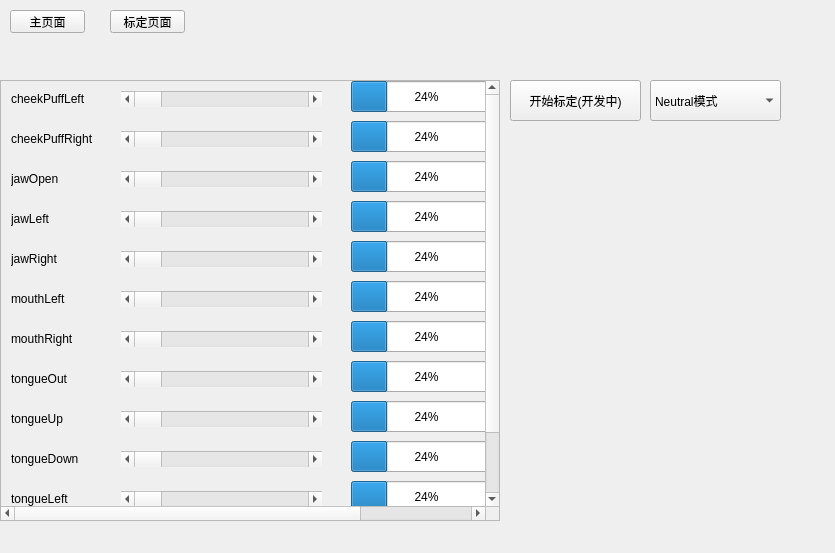
First picture: the form in ui/main_window.ui, repository paper-tei/paper_tracker, before the edit.
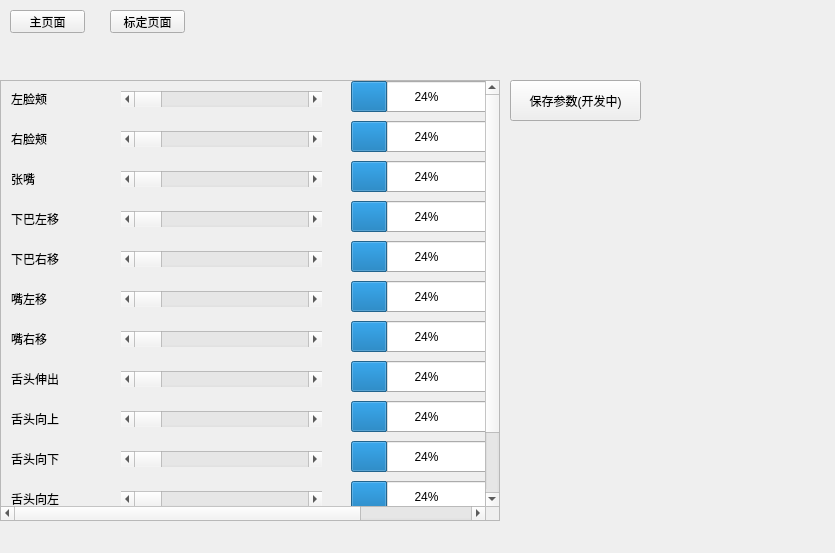
Second picture: the form after the edit. The open tabs and pages were chosen to show the change.

Commit message: add energy mode select

What changed in the file:
```diff
--- a/ui/main_window.ui
+++ b/ui/main_window.ui
@@ -307,7 +307,7 @@
         </rect>
        </property>
        <property name="text">
-        <string>cheekPuffLeft</string>
+        <string>左脸颊</string>
        </property>
       </widget>
       <widget class="QLabel" name="label_10">
@@ -320,7 +320,7 @@
         </rect>
        </property>
        <property name="text">
-        <string>mouthLeft</string>
+        <string>嘴左移</string>
        </property>
       </widget>
       <widget class="QLabel" name="label_13">
@@ -333,7 +333,7 @@
         </rect>
        </property>
        <property name="text">
-        <string>tongueUp</string>
+        <string>舌头向上</string>
        </property>
       </widget>
       <widget class="QLabel" name="label_6">
@@ -346,7 +346,7 @@
         </rect>
        </property>
        <property name="text">
-        <string>cheekPuffRight</string>
+        <string>右脸颊</string>
        </property>
       </widget>
       <widget class="QLabel" name="label_15">
@@ -359,7 +359,7 @@
         </rect>
        </property>
        <property name="text">
-        <string>tongueLeft</string>
+        <string>舌头向左</string>
        </property>
       </widget>
       <widget class="QLabel" name="label_7">
@@ -372,7 +372,7 @@
         </rect>
        </property>
        <property name="text">
-        <string>jawOpen</string>
+        <string>张嘴</string>
        </property>
       </widget>
       <widget class="QLabel" name="label_11">
@@ -385,7 +385,7 @@
         </rect>
        </property>
        <property name="text">
-        <string>mouthRight</string>
+        <string>嘴右移</string>
        </property>
       </widget>
       <widget class="QLabel" name="label_9">
@@ -398,7 +398,7 @@
         </rect>
        </property>
        <property name="text">
-        <string>jawRight</string>
+        <string>下巴右移</string>
        </property>
       </widget>
       <widget class="QLabel" name="label_14">
@@ -411,7 +411,7 @@
         </rect>
        </property>
        <property name="text">
-        <string>tongueDown</string>
+        <string>舌头向下</string>
        </property>
       </widget>
       <widget class="QLabel" name="label_8">
@@ -424,7 +424,7 @@
         </rect>
        </property>
        <property name="text">
-        <string>jawLeft</string>
+        <string>下巴左移</string>
        </property>
       </widget>
       <widget class="QLabel" name="label_12">
@@ -437,7 +437,7 @@
         </rect>
        </property>
        <property name="text">
-        <string>tongueOut</string>
+        <string>舌头伸出</string>
        </property>
       </widget>
       <widget class="QLabel" name="label_31">
@@ -777,29 +777,9 @@
       </rect>
      </property>
      <property name="text">
-      <string>开始标定(开发中)</string>
+      <string>保存参数(开发中)</string>
      </property>
     </widget>
-    <widget class="QComboBox" name="CalibrationModeComboBox">
-     <property name="geometry">
-      <rect>
-       <x>650</x>
-       <y>30</y>
-       <width>131</width>
-       <height>41</height>
-      </rect>
-     </property>
-     <item>
-      <property name="text">
-       <string>Neutral模式</string>
-      </property>
-     </item>
-     <item>
-      <property name="text">
-       <string>Full模式</string>
-      </property>
-     </item>
-    </widget>
     <widget class="QLabel" name="ImageLabelCal">
      <property name="geometry">
       <rect>
```
Left out of the diff: 53 changed lines with no effect on the pictures. The commit also changes 5 other files.
